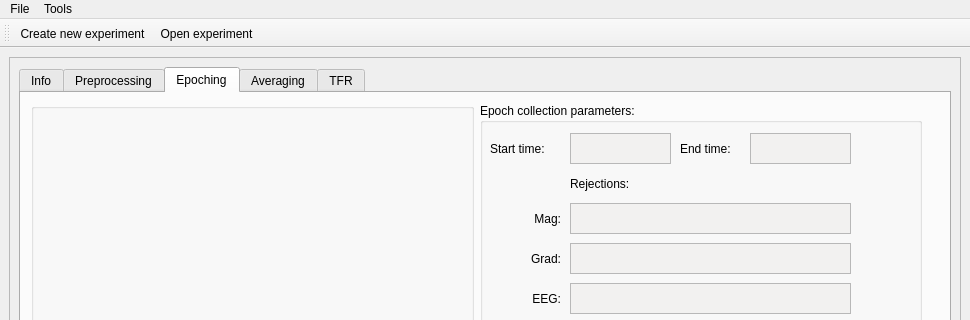
Qt form meggie/ui/qt4Designer_ui_files/mainWindow.ui (cibr-jyu/meggie) before a commit; both pictures show x 0 to 970 and y 0 to 320 of the 970 by 829 pixel window.
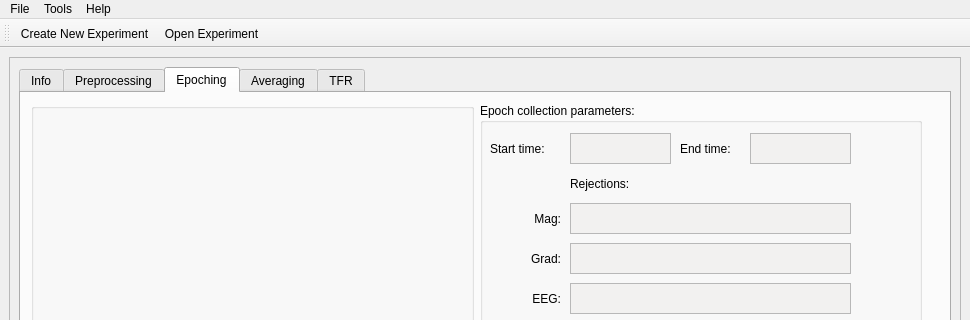
The same form after that commit.

The edit to the form file:
```diff
--- a/meggie/ui/qt4Designer_ui_files/mainWindow.ui
+++ b/meggie/ui/qt4Designer_ui_files/mainWindow.ui
@@ -2056,8 +2056,15 @@
     </property>
     <addaction name="actionPreferences"/>
    </widget>
+   <widget class="QMenu" name="menuHelp">
+    <property name="title">
+     <string>Help</string>
+    </property>
+    <addaction name="actionAbout"/>
+   </widget>
    <addaction name="menuFile"/>
    <addaction name="menuTools"/>
+   <addaction name="menuHelp"/>
   </widget>
   <widget class="QStatusBar" name="statusbar"/>
   <widget class="QToolBar" name="toolBar">
@@ -2075,12 +2082,12 @@
   </widget>
   <action name="actionCreate_experiment">
    <property name="text">
-    <string>Create new experiment...</string>
+    <string>Create New Experiment...</string>
    </property>
   </action>
   <action name="actionOpen_experiment">
    <property name="text">
-    <string>Open experiment...</string>
+    <string>Open Experiment...</string>
    </property>
   </action>
   <action name="actionPreferences">
```
Left out of the diff: 3 changed lines with no effect on the pictures.
